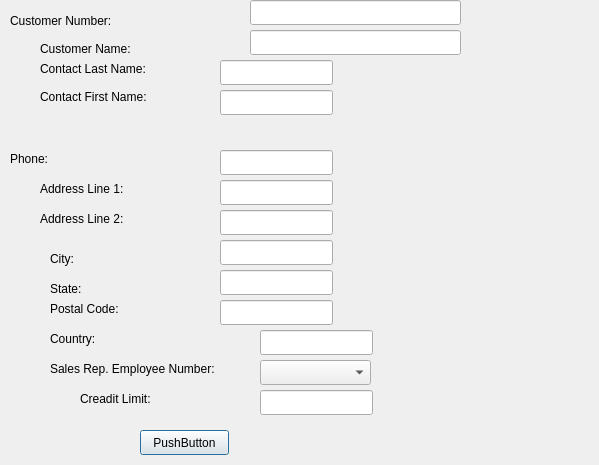
The window that qt_app/form_customer.ui (mehmetrizaoz/5_product_line_automation) describes before a commit, drawn with Qt 5.
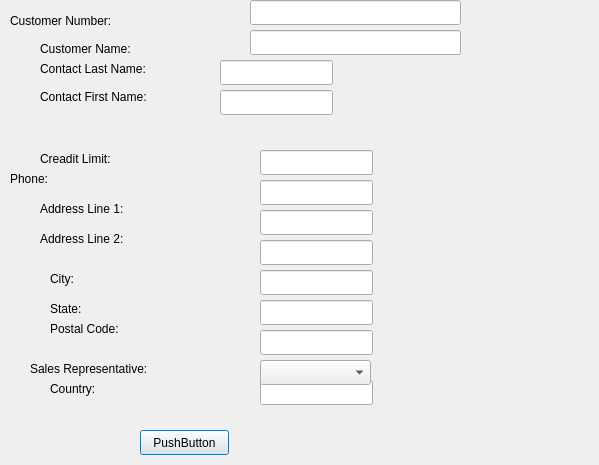
The same window after the commit.

Commit message: customer form widget names corrected

```diff
--- a/qt_app/form_customer.ui
+++ b/qt_app/form_customer.ui
@@ -27,7 +27,7 @@
    <property name="geometry">
     <rect>
      <x>40</x>
-     <y>180</y>
+     <y>200</y>
      <width>131</width>
      <height>17</height>
     </rect>
@@ -39,8 +39,8 @@
   <widget class="QLineEdit" name="lineEdit_8">
    <property name="geometry">
     <rect>
-     <x>220</x>
-     <y>210</y>
+     <x>260</x>
+     <y>240</y>
      <width>113</width>
      <height>25</height>
     </rect>
@@ -63,7 +63,7 @@
    <property name="geometry">
     <rect>
      <x>40</x>
-     <y>210</y>
+     <y>230</y>
      <width>131</width>
      <height>17</height>
     </rect>
@@ -75,8 +75,8 @@
   <widget class="QLineEdit" name="lineEdit_6">
    <property name="geometry">
     <rect>
-     <x>220</x>
-     <y>150</y>
+     <x>260</x>
+     <y>180</y>
      <width>113</width>
      <height>25</height>
     </rect>
@@ -85,8 +85,8 @@
   <widget class="QLineEdit" name="lineEdit_7">
    <property name="geometry">
     <rect>
-     <x>220</x>
-     <y>180</y>
+     <x>260</x>
+     <y>210</y>
      <width>113</width>
      <height>25</height>
     </rect>
@@ -95,8 +95,8 @@
   <widget class="QLineEdit" name="lineEdit_9">
    <property name="geometry">
     <rect>
-     <x>220</x>
-     <y>240</y>
+     <x>260</x>
+     <y>270</y>
      <width>113</width>
      <height>25</height>
     </rect>
@@ -106,7 +106,7 @@
    <property name="geometry">
     <rect>
      <x>50</x>
-     <y>250</y>
+     <y>270</y>
      <width>67</width>
      <height>17</height>
     </rect>
@@ -152,7 +152,7 @@
    <property name="geometry">
     <rect>
      <x>10</x>
-     <y>150</y>
+     <y>170</y>
      <width>141</width>
      <height>17</height>
     </rect>
@@ -200,8 +200,8 @@
   <widget class="QLineEdit" name="lineEdit_10">
    <property name="geometry">
     <rect>
-     <x>220</x>
-     <y>270</y>
+     <x>260</x>
+     <y>300</y>
      <width>113</width>
      <height>25</height>
     </rect>
@@ -210,8 +210,8 @@
   <widget class="QLineEdit" name="lineEdit_11">
    <property name="geometry">
     <rect>
-     <x>220</x>
-     <y>300</y>
+     <x>260</x>
+     <y>330</y>
      <width>113</width>
      <height>25</height>
     </rect>
@@ -221,7 +221,7 @@
    <property name="geometry">
     <rect>
      <x>260</x>
-     <y>330</y>
+     <y>380</y>
      <width>113</width>
      <height>25</height>
     </rect>
@@ -231,7 +231,7 @@
    <property name="geometry">
     <rect>
      <x>50</x>
-     <y>280</y>
+     <y>300</y>
      <width>67</width>
      <height>17</height>
     </rect>
@@ -244,7 +244,7 @@
    <property name="geometry">
     <rect>
      <x>50</x>
-     <y>300</y>
+     <y>320</y>
      <width>121</width>
      <height>17</height>
     </rect>
@@ -253,30 +253,30 @@
     <string>Postal Code:</string>
    </property>
   </widget>
-  <widget class="QLabel" name="label_12">
-   <property name="geometry">
-    <rect>
-     <x>50</x>
-     <y>330</y>
-     <width>67</width>
-     <height>17</height>
-    </rect>
-   </property>
-   <property name="text">
-    <string>Country:</string>
-   </property>
-  </widget>
   <widget class="QLabel" name="label_13">
    <property name="geometry">
     <rect>
      <x>50</x>
+     <y>380</y>
+     <width>67</width>
+     <height>17</height>
+    </rect>
+   </property>
+   <property name="text">
+    <string>Country:</string>
+   </property>
+  </widget>
+  <widget class="QLabel" name="label_12">
+   <property name="geometry">
+    <rect>
+     <x>30</x>
      <y>360</y>
      <width>201</width>
      <height>17</height>
     </rect>
    </property>
    <property name="text">
-    <string>Sales Rep. Employee Number:</string>
+    <string>Sales Representative:</string>
    </property>
   </widget>
   <widget class="QPushButton" name="add_customer">
@@ -292,21 +292,11 @@
     <string>PushButton</string>
    </property>
   </widget>
-  <widget class="QLineEdit" name="lineEdit_14">
+  <widget class="QLabel" name="label_5">
    <property name="geometry">
     <rect>
-     <x>260</x>
-     <y>390</y>
-     <width>113</width>
-     <height>25</height>
-    </rect>
-   </property>
-  </widget>
-  <widget class="QLabel" name="label_14">
-   <property name="geometry">
-    <rect>
-     <x>80</x>
-     <y>390</y>
+     <x>40</x>
+     <y>150</y>
      <width>111</width>
      <height>17</height>
     </rect>
@@ -325,6 +315,16 @@
     </rect>
    </property>
   </widget>
+  <widget class="QLineEdit" name="lineEdit_5">
+   <property name="geometry">
+    <rect>
+     <x>260</x>
+     <y>150</y>
+     <width>113</width>
+     <height>25</height>
+    </rect>
+   </property>
+  </widget>
  </widget>
  <tabstops>
   <tabstop>lineEdit</tabstop>
```
Left out of the diff: 1 changed line with no effect on the pictures. The commit also changes 6 other files.
